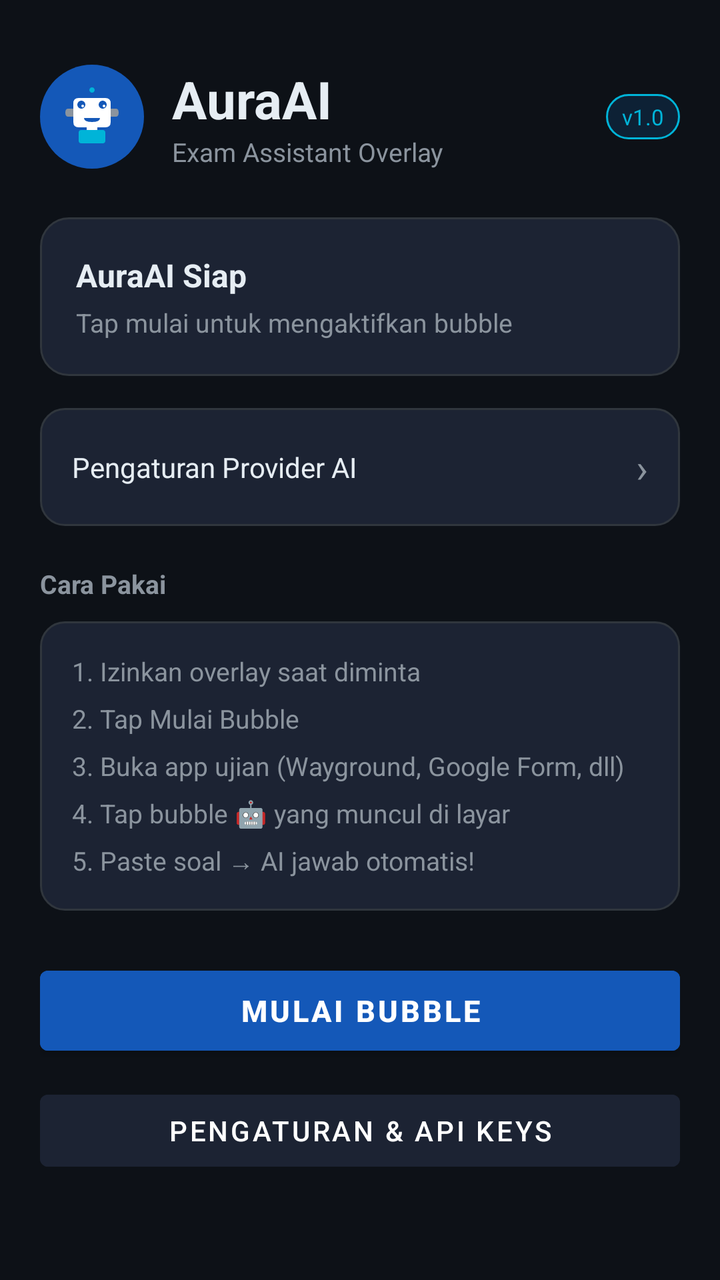
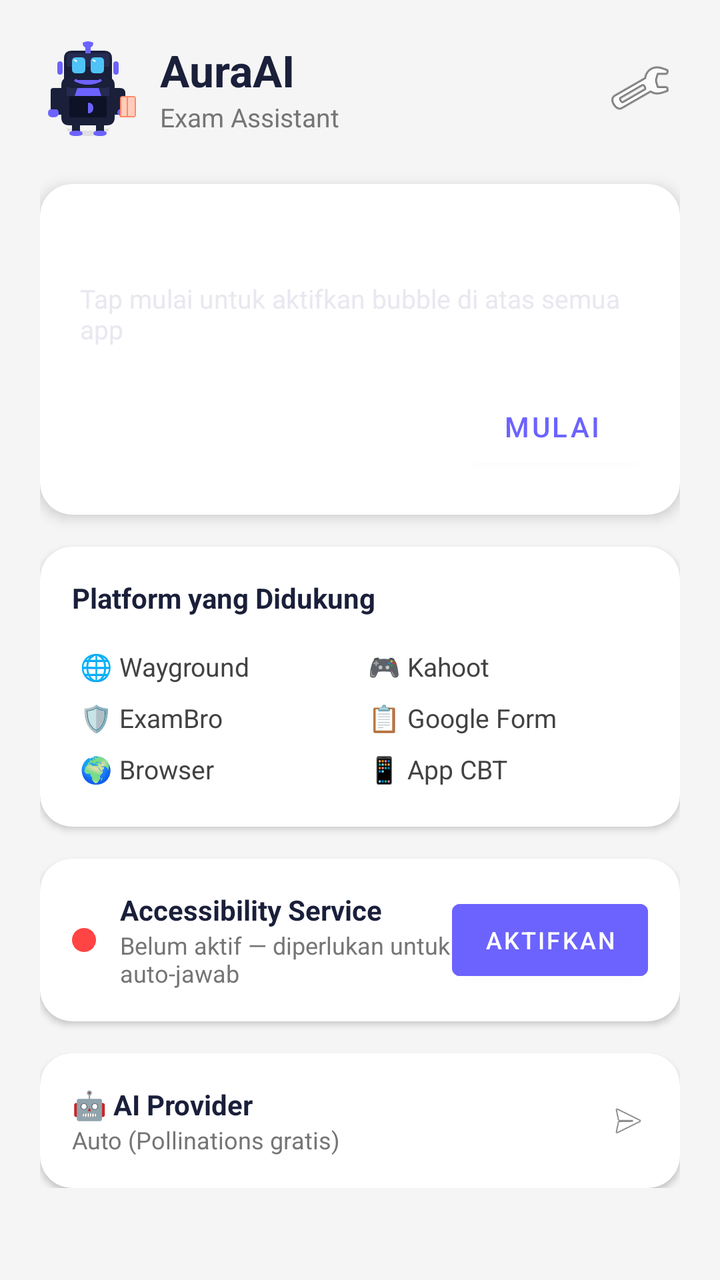

The first picture is an Android layout as it rendered before a commit; the second is the same layout after the commit. The layout source and the unified diff follow.
<!-- AndroidManifest.xml: application theme Theme.AuraAI -->
<!-- res/layout/activity_main.xml -->
<?xml version="1.0" encoding="utf-8"?>
<ScrollView xmlns:android="http://schemas.android.com/apk/res/android"
    xmlns:app="http://schemas.android.com/apk/res-auto"
    android:layout_width="match_parent"
    android:layout_height="match_parent"
    android:background="@color/bg"
    android:fillViewport="true">

    <LinearLayout
        android:layout_width="match_parent"
        android:layout_height="wrap_content"
        android:orientation="vertical"
        android:padding="20dp">

        
        <LinearLayout
            android:layout_width="match_parent"
            android:layout_height="wrap_content"
            android:orientation="horizontal"
            android:gravity="center_vertical"
            android:layout_marginBottom="24dp"
            android:layout_marginTop="12dp">

            <ImageView
                android:layout_width="52dp"
                android:layout_height="52dp"
                android:src="@drawable/ic_logo"
                android:background="@drawable/bg_logo"
                android:padding="10dp"
                android:layout_marginEnd="14dp"/>

            <LinearLayout
                android:layout_width="0dp"
                android:layout_height="wrap_content"
                android:layout_weight="1"
                android:orientation="vertical">

                <TextView
                    android:layout_width="wrap_content"
                    android:layout_height="wrap_content"
                    android:text="AuraAI"
                    android:textSize="26sp"
                    android:textStyle="bold"
                    android:textColor="@color/text_primary"/>

                <TextView
                    android:layout_width="wrap_content"
                    android:layout_height="wrap_content"
                    android:text="Exam Assistant Overlay"
                    android:textSize="13sp"
                    android:textColor="@color/text_secondary"/>
            </LinearLayout>

            <TextView
                android:layout_width="wrap_content"
                android:layout_height="wrap_content"
                android:text="v1.0"
                android:textSize="11sp"
                android:textColor="@color/accent_cyan"
                android:background="@drawable/bg_chip"
                android:paddingHorizontal="8dp"
                android:paddingVertical="4dp"/>
        </LinearLayout>

        
        <LinearLayout
            android:id="@+id/statusCard"
            android:layout_width="match_parent"
            android:layout_height="wrap_content"
            android:orientation="vertical"
            android:background="@drawable/bg_status_idle"
            android:padding="18dp"
            android:layout_marginBottom="16dp">

            <TextView
                android:id="@+id/tvStatus"
                android:layout_width="wrap_content"
                android:layout_height="wrap_content"
                android:text="AuraAI Siap"
                android:textSize="16sp"
                android:textStyle="bold"
                android:textColor="@color/text_primary"/>

            <TextView
                android:id="@+id/tvStatusDesc"
                android:layout_width="wrap_content"
                android:layout_height="wrap_content"
                android:text="Tap mulai untuk mengaktifkan bubble"
                android:textSize="13sp"
                android:textColor="@color/text_secondary"
                android:layout_marginTop="4dp"/>
        </LinearLayout>

        
        <LinearLayout
            android:id="@+id/cardProvider"
            android:layout_width="match_parent"
            android:layout_height="wrap_content"
            android:orientation="horizontal"
            android:gravity="center_vertical"
            android:background="@drawable/bg_card"
            android:padding="16dp"
            android:layout_marginBottom="20dp"
            android:clickable="true"
            android:focusable="true">

            <TextView
                android:layout_width="0dp"
                android:layout_height="wrap_content"
                android:layout_weight="1"
                android:text="Pengaturan Provider AI"
                android:textSize="14sp"
                android:textColor="@color/text_primary"/>

            <TextView
                android:layout_width="wrap_content"
                android:layout_height="wrap_content"
                android:text="›"
                android:textSize="20sp"
                android:textColor="@color/text_secondary"/>
        </LinearLayout>

        
        <TextView
            android:layout_width="wrap_content"
            android:layout_height="wrap_content"
            android:text="Cara Pakai"
            android:textSize="13sp"
            android:textStyle="bold"
            android:textColor="@color/text_secondary"
            android:layout_marginBottom="10dp"/>

        <LinearLayout
            android:layout_width="match_parent"
            android:layout_height="wrap_content"
            android:orientation="vertical"
            android:background="@drawable/bg_card"
            android:padding="16dp"
            android:layout_marginBottom="24dp">

            <TextView android:layout_width="wrap_content" android:layout_height="wrap_content"
                android:text="1. Izinkan overlay saat diminta"
                android:textColor="@color/text_secondary" android:textSize="13sp" android:layout_marginBottom="6dp"/>
            <TextView android:layout_width="wrap_content" android:layout_height="wrap_content"
                android:text="2. Tap Mulai Bubble"
                android:textColor="@color/text_secondary" android:textSize="13sp" android:layout_marginBottom="6dp"/>
            <TextView android:layout_width="wrap_content" android:layout_height="wrap_content"
                android:text="3. Buka app ujian (Wayground, Google Form, dll)"
                android:textColor="@color/text_secondary" android:textSize="13sp" android:layout_marginBottom="6dp"/>
            <TextView android:layout_width="wrap_content" android:layout_height="wrap_content"
                android:text="4. Tap bubble 🤖 yang muncul di layar"
                android:textColor="@color/text_secondary" android:textSize="13sp" android:layout_marginBottom="6dp"/>
            <TextView android:layout_width="wrap_content" android:layout_height="wrap_content"
                android:text="5. Paste soal → AI jawab otomatis!"
                android:textColor="@color/text_secondary" android:textSize="13sp"/>
        </LinearLayout>

        
        <Button
            android:id="@+id/btnStart"
            android:layout_width="match_parent"
            android:layout_height="52dp"
            android:text="Mulai Bubble"
            android:textSize="15sp"
            android:textStyle="bold"
            android:backgroundTint="@color/accent_blue"
            android:layout_marginBottom="10dp"/>

        <Button
            android:id="@+id/btnStop"
            android:layout_width="match_parent"
            android:layout_height="52dp"
            android:text="Stop Bubble"
            android:textSize="15sp"
            android:backgroundTint="@color/accent_red"
            android:visibility="gone"
            android:layout_marginBottom="10dp"/>

        <Button
            android:id="@+id/btnSettings"
            android:layout_width="match_parent"
            android:layout_height="48dp"
            android:text="Pengaturan &amp; API Keys"
            android:textSize="14sp"
            android:backgroundTint="@color/surface2"/>

    </LinearLayout>
</ScrollView>
<!-- resources referenced by this layout -->
<resources>
  <color name="accent_blue">#1458B8</color>
  <color name="accent_cyan">#00B4D8</color>
  <color name="accent_red">#E94560</color>
  <color name="bg">#0D1117</color>
  <color name="surface2">#1C2333</color>
  <color name="text_primary">#E6EDF3</color>
  <color name="text_secondary">#8B949E</color>
  <!-- drawable bg_card (drawable) -->
  <?xml version="1.0" encoding="utf-8"?>
  <shape xmlns:android="http://schemas.android.com/apk/res/android">
      <solid android:color="#1C2333"/>
      <corners android:radius="12dp"/>
      <stroke android:width="1dp" android:color="#30363D"/>
  </shape>
  <!-- drawable bg_chip (drawable) -->
  <?xml version="1.0" encoding="utf-8"?>
  <shape xmlns:android="http://schemas.android.com/apk/res/android">
      <solid android:color="#0D2135"/>
      <corners android:radius="20dp"/>
      <stroke android:width="1dp" android:color="#00B4D8"/>
  </shape>
  <!-- drawable bg_logo (drawable) -->
  <?xml version="1.0" encoding="utf-8"?>
  <shape xmlns:android="http://schemas.android.com/apk/res/android" android:shape="oval">
      <solid android:color="#1458B8"/>
  </shape>
  <!-- drawable bg_status_idle (drawable) -->
  <?xml version="1.0" encoding="utf-8"?>
  <shape xmlns:android="http://schemas.android.com/apk/res/android">
      <solid android:color="#1C2333"/>
      <corners android:radius="14dp"/>
      <stroke android:width="1dp" android:color="#30363D"/>
  </shape>
  <!-- drawable ic_logo (drawable) -->
  <?xml version="1.0" encoding="utf-8"?>
  <vector xmlns:android="http://schemas.android.com/apk/res/android"
      android:width="48dp"
      android:height="48dp"
      android:viewportWidth="48"
      android:viewportHeight="48">
      
      <path android:fillColor="#FFFFFF"
          android:pathData="M10,14 Q10,10 14,10 L34,10 Q38,10 38,14 L38,28 Q38,32 34,32 L14,32 Q10,32 10,28 Z"/>
      
      <path android:fillColor="#1458B8"
          android:pathData="M16,18 A3,3 0 1,1 16.01,18 Z"/>
      <path android:fillColor="#1458B8"
          android:pathData="M32,18 A3,3 0 1,1 32.01,18 Z"/>
      
      <path android:fillColor="#FFFFFF"
          android:pathData="M17,17 A1,1 0 1,1 17.01,17 Z"/>
      <path android:fillColor="#FFFFFF"
          android:pathData="M33,17 A1,1 0 1,1 33.01,17 Z"/>
      
      <path android:fillColor="#1458B8"
          android:pathData="M18,25 L30,25 Q30,28 24,28 Q18,28 18,25 Z"/>
      
      <path android:fillColor="#00B4D8" android:strokeWidth="2"
          android:pathData="M24,10 L24,6"/>
      <path android:fillColor="#00B4D8"
          android:pathData="M24,6 A2,2 0 1,1 24.01,6 Z"/>
      
      <path android:fillColor="#FFFFFF"
          android:pathData="M20,32 L20,36 L28,36 L28,32 Z"/>
      
      <path android:fillColor="#00B4D8"
          android:pathData="M14,36 Q14,34 16,34 L32,34 Q34,34 34,36 L34,42 Q34,44 32,44 L16,44 Q14,44 14,42 Z"/>
      
      <path android:fillColor="#8B949E"
          android:pathData="M6,18 L10,18 L10,24 L6,24 Q4,24 4,21 Q4,18 6,18 Z"/>
      
      <path android:fillColor="#8B949E"
          android:pathData="M42,18 L38,18 L38,24 L42,24 Q44,24 44,21 Q44,18 42,18 Z"/>
  </vector>
  <style name="Theme.AuraAI" parent="Theme.MaterialComponents.DayNight.DarkActionBar">
          <item name="colorPrimary">@color/accent_blue</item>
          <item name="colorPrimaryVariant">@color/surface2</item>
          <item name="colorOnPrimary">@color/white</item>
          <item name="colorSecondary">@color/accent_cyan</item>
          <item name="colorSurface">@color/surface</item>
          <item name="android:colorBackground">@color/bg</item>
          <item name="android:windowBackground">@color/bg</item>
          <item name="android:statusBarColor">@color/surface</item>
          <item name="android:navigationBarColor">@color/bg</item>
      </style>
  <color name="white">#FFFFFF</color>
  <color name="surface">#161B22</color>
</resources>

<!-- the commit's change to res/layout/activity_main.xml (unified diff, before → after) -->
@@ -1,10 +1,8 @@
 <?xml version="1.0" encoding="utf-8"?>
 <ScrollView xmlns:android="http://schemas.android.com/apk/res/android"
-    xmlns:app="http://schemas.android.com/apk/res-auto"
     android:layout_width="match_parent"
     android:layout_height="match_parent"
-    android:background="@color/bg"
-    android:fillViewport="true">
+    android:background="#F5F5F5">
 
     <LinearLayout
         android:layout_width="match_parent"
@@ -18,16 +16,13 @@
             android:layout_height="wrap_content"
             android:orientation="horizontal"
             android:gravity="center_vertical"
-            android:layout_marginBottom="24dp"
-            android:layout_marginTop="12dp">
+            android:layout_marginBottom="24dp">
 
             <ImageView
-                android:layout_width="52dp"
-                android:layout_height="52dp"
-                android:src="@drawable/ic_logo"
-                android:background="@drawable/bg_logo"
-                android:padding="10dp"
-                android:layout_marginEnd="14dp"/>
+                android:layout_width="48dp"
+                android:layout_height="48dp"
+                android:src="@drawable/ic_robot_mascot"
+                android:layout_marginEnd="12dp"/>
 
             <LinearLayout
                 android:layout_width="0dp"
@@ -39,150 +34,244 @@
                     android:layout_width="wrap_content"
                     android:layout_height="wrap_content"
                     android:text="AuraAI"
-                    android:textSize="26sp"
+                    android:textSize="22sp"
                     android:textStyle="bold"
-                    android:textColor="@color/text_primary"/>
-
-                <TextView
-                    android:layout_width="wrap_content"
-                    android:layout_height="wrap_content"
-                    android:text="Exam Assistant Overlay"
+                    android:textColor="#1A1F3A"/>
+
+                <TextView
+                    android:layout_width="wrap_content"
+                    android:layout_height="wrap_content"
+                    android:text="Exam Assistant"
                     android:textSize="13sp"
-                    android:textColor="@color/text_secondary"/>
-            </LinearLayout>
-
-            <TextView
-                android:layout_width="wrap_content"
-                android:layout_height="wrap_content"
-                android:text="v1.0"
-                android:textSize="11sp"
-                android:textColor="@color/accent_cyan"
-                android:background="@drawable/bg_chip"
-                android:paddingHorizontal="8dp"
-                android:paddingVertical="4dp"/>
+                    android:textColor="#757575"/>
+            </LinearLayout>
+
+            <ImageButton
+                android:id="@+id/btnSettings"
+                android:layout_width="40dp"
+                android:layout_height="40dp"
+                android:src="@android:drawable/ic_menu_preferences"
+                android:background="?attr/selectableItemBackgroundBorderless"
+                android:contentDescription="Settings"/>
         </LinearLayout>
 
         
-        <LinearLayout
+        <androidx.cardview.widget.CardView
             android:id="@+id/statusCard"
             android:layout_width="match_parent"
             android:layout_height="wrap_content"
-            android:orientation="vertical"
-            android:background="@drawable/bg_status_idle"
-            android:padding="18dp"
-            android:layout_marginBottom="16dp">
-
-            <TextView
-                android:id="@+id/tvStatus"
-                android:layout_width="wrap_content"
-                android:layout_height="wrap_content"
-                android:text="AuraAI Siap"
-                android:textSize="16sp"
-                android:textStyle="bold"
-                android:textColor="@color/text_primary"/>
-
-            <TextView
-                android:id="@+id/tvStatusDesc"
-                android:layout_width="wrap_content"
-                android:layout_height="wrap_content"
-                android:text="Tap mulai untuk mengaktifkan bubble"
-                android:textSize="13sp"
-                android:textColor="@color/text_secondary"
-                android:layout_marginTop="4dp"/>
-        </LinearLayout>
-
-        
-        <LinearLayout
+            android:layout_marginBottom="16dp"
+            app:cardCornerRadius="16dp"
+            app:cardElevation="4dp"
+            xmlns:app="http://schemas.android.com/apk/res-auto">
+
+            <LinearLayout
+                android:layout_width="match_parent"
+                android:layout_height="wrap_content"
+                android:orientation="vertical"
+                android:padding="20dp">
+
+                <TextView
+                    android:id="@+id/tvStatus"
+                    android:layout_width="wrap_content"
+                    android:layout_height="wrap_content"
+                    android:text="AuraAI Siap"
+                    android:textSize="18sp"
+                    android:textStyle="bold"
+                    android:textColor="#FFFFFF"
+                    android:layout_marginBottom="4dp"/>
+
+                <TextView
+                    android:id="@+id/tvStatusDesc"
+                    android:layout_width="wrap_content"
+                    android:layout_height="wrap_content"
+                    android:text="Tap mulai untuk aktifkan bubble di atas semua app"
+                    android:textSize="13sp"
+                    android:textColor="#E8E8F0"/>
+
+                <LinearLayout
+                    android:layout_width="match_parent"
+                    android:layout_height="wrap_content"
+                    android:orientation="horizontal"
+                    android:layout_marginTop="16dp"
+                    android:gravity="end">
+
+                    <Button
+                        android:id="@+id/btnStop"
+                        android:layout_width="wrap_content"
+                        android:layout_height="wrap_content"
+                        android:text="Stop"
+                        android:textColor="#FF4444"
+                        android:backgroundTint="#FFFFFF"
+                        android:visibility="gone"
+                        android:layout_marginEnd="8dp"/>
+
+                    <Button
+                        android:id="@+id/btnStart"
+                        android:layout_width="wrap_content"
+                        android:layout_height="wrap_content"
+                        android:text="Mulai"
+                        android:textColor="#6C63FF"
+                        android:backgroundTint="#FFFFFF"/>
+                </LinearLayout>
+            </LinearLayout>
+        </androidx.cardview.widget.CardView>
+
+        
+        <androidx.cardview.widget.CardView
+            android:layout_width="match_parent"
+            android:layout_height="wrap_content"
+            android:layout_marginBottom="16dp"
+            app:cardCornerRadius="16dp"
+            app:cardElevation="2dp"
+            xmlns:app="http://schemas.android.com/apk/res-auto">
+
+            <LinearLayout
+                android:layout_width="match_parent"
+                android:layout_height="wrap_content"
+                android:orientation="vertical"
+                android:padding="16dp">
+
+                <TextView
+                    android:layout_width="wrap_content"
+                    android:layout_height="wrap_content"
+                    android:text="Platform yang Didukung"
+                    android:textSize="14sp"
+                    android:textStyle="bold"
+                    android:textColor="#1A1F3A"
+                    android:layout_marginBottom="12dp"/>
+
+                <GridLayout
+                    android:layout_width="match_parent"
+                    android:layout_height="wrap_content"
+                    android:columnCount="2"
+                    android:rowCount="3">
+
+                    <TextView android:layout_width="0dp" android:layout_columnWeight="1"
+                        android:text="🌐 Wayground" android:textSize="13sp"
+                        android:textColor="#424242" android:padding="4dp"/>
+                    <TextView android:layout_width="0dp" android:layout_columnWeight="1"
+                        android:text="🎮 Kahoot" android:textSize="13sp"
+                        android:textColor="#424242" android:padding="4dp"/>
+                    <TextView android:layout_width="0dp" android:layout_columnWeight="1"
+                        android:text="🛡️ ExamBro" android:textSize="13sp"
+                        android:textColor="#424242" android:padding="4dp"/>
+                    <TextView android:layout_width="0dp" android:layout_columnWeight="1"
+                        android:text="📋 Google Form" android:textSize="13sp"
+                        android:textColor="#424242" android:padding="4dp"/>
+                    <TextView android:layout_width="0dp" android:layout_columnWeight="1"
+                        android:text="🌍 Browser" android:textSize="13sp"
+                        android:textColor="#424242" android:padding="4dp"/>
+                    <TextView android:layout_width="0dp" android:layout_columnWeight="1"
+                        android:text="📱 App CBT" android:textSize="13sp"
+                        android:textColor="#424242" android:padding="4dp"/>
+                </GridLayout>
+            </LinearLayout>
+        </androidx.cardview.widget.CardView>
+
+        
+        <androidx.cardview.widget.CardView
+            android:id="@+id/cardAccessibility"
+            android:layout_width="match_parent"
+            android:layout_height="wrap_content"
+            android:layout_marginBottom="16dp"
+            app:cardCornerRadius="16dp"
+            app:cardElevation="2dp"
+            xmlns:app="http://schemas.android.com/apk/res-auto">
+
+            <LinearLayout
+                android:layout_width="match_parent"
+                android:layout_height="wrap_content"
+                android:orientation="horizontal"
+                android:padding="16dp"
+                android:gravity="center_vertical">
+
+                <TextView
+                    android:id="@+id/tvAccessibilityDot"
+                    android:layout_width="12dp"
+                    android:layout_height="12dp"
+                    android:background="@drawable/bg_dot_red"
+                    android:layout_marginEnd="12dp"/>
+
+                <LinearLayout
+                    android:layout_width="0dp"
+                    android:layout_height="wrap_content"
+                    android:layout_weight="1"
+                    android:orientation="vertical">
+
+                    <TextView
+                        android:layout_width="wrap_content"
+                        android:layout_height="wrap_content"
+                        android:text="Accessibility Service"
+                        android:textSize="14sp"
+                        android:textStyle="bold"
+                        android:textColor="#1A1F3A"/>
+
+                    <TextView
+                        android:id="@+id/tvAccessibilityStatus"
+                        android:layout_width="wrap_content"
+                        android:layout_height="wrap_content"
+                        android:text="Belum aktif — diperlukan untuk auto-jawab"
+                        android:textSize="12sp"
+                        android:textColor="#757575"/>
+                </LinearLayout>
+
+                <Button
+                    android:id="@+id/btnActivateAccessibility"
+                    android:layout_width="wrap_content"
+                    android:layout_height="wrap_content"
+                    android:text="Aktifkan"
+                    android:textSize="12sp"
+                    android:backgroundTint="#6C63FF"/>
+            </LinearLayout>
+        </androidx.cardview.widget.CardView>
+
+        
+        <androidx.cardview.widget.CardView
             android:id="@+id/cardProvider"
             android:layout_width="match_parent"
             android:layout_height="wrap_content"
-            android:orientation="horizontal"
-            android:gravity="center_vertical"
-            android:background="@drawable/bg_card"
-            android:padding="16dp"
-            android:layout_marginBottom="20dp"
-            android:clickable="true"
-            android:focusable="true">
-
-            <TextView
-                android:layout_width="0dp"
-                android:layout_height="wrap_content"
-                android:layout_weight="1"
-                android:text="Pengaturan Provider AI"
-                android:textSize="14sp"
-                android:textColor="@color/text_primary"/>
-
-            <TextView
-                android:layout_width="wrap_content"
-                android:layout_height="wrap_content"
-                android:text="›"
-                android:textSize="20sp"
-                android:textColor="@color/text_secondary"/>
-        </LinearLayout>
-
-        
-        <TextView
-            android:layout_width="wrap_content"
-            android:layout_height="wrap_content"
-            android:text="Cara Pakai"
-            android:textSize="13sp"
-            android:textStyle="bold"
-            android:textColor="@color/text_secondary"
-            android:layout_marginBottom="10dp"/>
-
-        <LinearLayout
-            android:layout_width="match_parent"
-            android:layout_height="wrap_content"
-            android:orientation="vertical"
-            android:background="@drawable/bg_card"
-            android:padding="16dp"
-            android:layout_marginBottom="24dp">
-
-            <TextView android:layout_width="wrap_content" android:layout_height="wrap_content"
-                android:text="1. Izinkan overlay saat diminta"
-                android:textColor="@color/text_secondary" android:textSize="13sp" android:layout_marginBottom="6dp"/>
-            <TextView android:layout_width="wrap_content" android:layout_height="wrap_content"
-                android:text="2. Tap Mulai Bubble"
-                android:textColor="@color/text_secondary" android:textSize="13sp" android:layout_marginBottom="6dp"/>
-            <TextView android:layout_width="wrap_content" android:layout_height="wrap_content"
-                android:text="3. Buka app ujian (Wayground, Google Form, dll)"
-                android:textColor="@color/text_secondary" android:textSize="13sp" android:layout_marginBottom="6dp"/>
-            <TextView android:layout_width="wrap_content" android:layout_height="wrap_content"
-                android:text="4. Tap bubble 🤖 yang muncul di layar"
-                android:textColor="@color/text_secondary" android:textSize="13sp" android:layout_marginBottom="6dp"/>
-            <TextView android:layout_width="wrap_content" android:layout_height="wrap_content"
-                android:text="5. Paste soal → AI jawab otomatis!"
-                android:textColor="@color/text_secondary" android:textSize="13sp"/>
-        </LinearLayout>
-
-        
-        <Button
-            android:id="@+id/btnStart"
-            android:layout_width="match_parent"
-            android:layout_height="52dp"
-            android:text="Mulai Bubble"
-            android:textSize="15sp"
-            android:textStyle="bold"
-            android:backgroundTint="@color/accent_blue"
-            android:layout_marginBottom="10dp"/>
-
-        <Button
-            android:id="@+id/btnStop"
-            android:layout_width="match_parent"
-            android:layout_height="52dp"
-            android:text="Stop Bubble"
-            android:textSize="15sp"
-            android:backgroundTint="@color/accent_red"
-            android:visibility="gone"
-            android:layout_marginBottom="10dp"/>
-
-        <Button
-            android:id="@+id/btnSettings"
-            android:layout_width="match_parent"
-            android:layout_height="48dp"
-            android:text="Pengaturan &amp; API Keys"
-            android:textSize="14sp"
-            android:backgroundTint="@color/surface2"/>
+            app:cardCornerRadius="16dp"
+            app:cardElevation="2dp"
+            xmlns:app="http://schemas.android.com/apk/res-auto">
+
+            <LinearLayout
+                android:layout_width="match_parent"
+                android:layout_height="wrap_content"
+                android:orientation="horizontal"
+                android:padding="16dp"
+                android:gravity="center_vertical">
+
+                <LinearLayout
+                    android:layout_width="0dp"
+                    android:layout_height="wrap_content"
+                    android:layout_weight="1"
+                    android:orientation="vertical">
+
+                    <TextView
+                        android:layout_width="wrap_content"
+                        android:layout_height="wrap_content"
+                        android:text="🤖 AI Provider"
+                        android:textSize="14sp"
+                        android:textStyle="bold"
+                        android:textColor="#1A1F3A"/>
+
+                    <TextView
+                        android:id="@+id/tvProviderName"
+                        android:layout_width="wrap_content"
+                        android:layout_height="wrap_content"
+                        android:text="Auto (Pollinations gratis)"
+                        android:textSize="12sp"
+                        android:textColor="#757575"/>
+                </LinearLayout>
+
+                <ImageView
+                    android:layout_width="20dp"
+                    android:layout_height="20dp"
+                    android:src="@android:drawable/ic_menu_send"
+                    android:contentDescription="Arrow"/>
+            </LinearLayout>
+        </androidx.cardview.widget.CardView>
 
     </LinearLayout>
 </ScrollView>
<!-- resource entries referenced after the edit -->
@@ -1,91 +1,18 @@
 <!-- resources referenced by this layout -->
 <resources>
-  <color name="accent_blue">#1458B8</color>
-  <color name="accent_cyan">#00B4D8</color>
-  <color name="accent_red">#E94560</color>
-  <color name="bg">#0D1117</color>
-  <color name="surface2">#1C2333</color>
-  <color name="text_primary">#E6EDF3</color>
-  <color name="text_secondary">#8B949E</color>
-  <!-- drawable bg_card (drawable) -->
-  <?xml version="1.0" encoding="utf-8"?>
-  <shape xmlns:android="http://schemas.android.com/apk/res/android">
-      <solid android:color="#1C2333"/>
-      <corners android:radius="12dp"/>
-      <stroke android:width="1dp" android:color="#30363D"/>
-  </shape>
-  <!-- drawable bg_chip (drawable) -->
-  <?xml version="1.0" encoding="utf-8"?>
-  <shape xmlns:android="http://schemas.android.com/apk/res/android">
-      <solid android:color="#0D2135"/>
-      <corners android:radius="20dp"/>
-      <stroke android:width="1dp" android:color="#00B4D8"/>
-  </shape>
-  <!-- drawable bg_logo (drawable) -->
+  <!-- drawable bg_dot_red (drawable) -->
   <?xml version="1.0" encoding="utf-8"?>
   <shape xmlns:android="http://schemas.android.com/apk/res/android" android:shape="oval">
-      <solid android:color="#1458B8"/>
+      <solid android:color="#FF4444"/>
   </shape>
-  <!-- drawable bg_status_idle (drawable) -->
-  <?xml version="1.0" encoding="utf-8"?>
-  <shape xmlns:android="http://schemas.android.com/apk/res/android">
-      <solid android:color="#1C2333"/>
-      <corners android:radius="14dp"/>
-      <stroke android:width="1dp" android:color="#30363D"/>
-  </shape>
-  <!-- drawable ic_logo (drawable) -->
-  <?xml version="1.0" encoding="utf-8"?>
-  <vector xmlns:android="http://schemas.android.com/apk/res/android"
-      android:width="48dp"
-      android:height="48dp"
-      android:viewportWidth="48"
-      android:viewportHeight="48">
-      
-      <path android:fillColor="#FFFFFF"
-          android:pathData="M10,14 Q10,10 14,10 L34,10 Q38,10 38,14 L38,28 Q38,32 34,32 L14,32 Q10,32 10,28 Z"/>
-      
-      <path android:fillColor="#1458B8"
-          android:pathData="M16,18 A3,3 0 1,1 16.01,18 Z"/>
-      <path android:fillColor="#1458B8"
-          android:pathData="M32,18 A3,3 0 1,1 32.01,18 Z"/>
-      
-      <path android:fillColor="#FFFFFF"
-          android:pathData="M17,17 A1,1 0 1,1 17.01,17 Z"/>
-      <path android:fillColor="#FFFFFF"
-          android:pathData="M33,17 A1,1 0 1,1 33.01,17 Z"/>
-      
-      <path android:fillColor="#1458B8"
-          android:pathData="M18,25 L30,25 Q30,28 24,28 Q18,28 18,25 Z"/>
-      
-      <path android:fillColor="#00B4D8" android:strokeWidth="2"
-          android:pathData="M24,10 L24,6"/>
-      <path android:fillColor="#00B4D8"
-          android:pathData="M24,6 A2,2 0 1,1 24.01,6 Z"/>
-      
-      <path android:fillColor="#FFFFFF"
-          android:pathData="M20,32 L20,36 L28,36 L28,32 Z"/>
-      
-      <path android:fillColor="#00B4D8"
-          android:pathData="M14,36 Q14,34 16,34 L32,34 Q34,34 34,36 L34,42 Q34,44 32,44 L16,44 Q14,44 14,42 Z"/>
-      
-      <path android:fillColor="#8B949E"
-          android:pathData="M6,18 L10,18 L10,24 L6,24 Q4,24 4,21 Q4,18 6,18 Z"/>
-      
-      <path android:fillColor="#8B949E"
-          android:pathData="M42,18 L38,18 L38,24 L42,24 Q44,24 44,21 Q44,18 42,18 Z"/>
-  </vector>
+  <!-- drawable ic_robot_mascot: vector/xml drawable (drawable, 3846 chars, omitted) -->
   <style name="Theme.AuraAI" parent="Theme.MaterialComponents.DayNight.DarkActionBar">
-          <item name="colorPrimary">@color/accent_blue</item>
-          <item name="colorPrimaryVariant">@color/surface2</item>
-          <item name="colorOnPrimary">@color/white</item>
-          <item name="colorSecondary">@color/accent_cyan</item>
-          <item name="colorSurface">@color/surface</item>
-          <item name="android:colorBackground">@color/bg</item>
-          <item name="android:windowBackground">@color/bg</item>
-          <item name="android:statusBarColor">@color/surface</item>
-          <item name="android:navigationBarColor">@color/bg</item>
+          <item name="colorPrimary">#6C63FF</item>
+          <item name="colorPrimaryVariant">#5B52D0</item>
+          <item name="colorOnPrimary">#FFFFFF</item>
+          <item name="colorSecondary">#FF6B9D</item>
+          <item name="android:windowBackground">#F5F5F5</item>
+          <item name="android:statusBarColor">#6C63FF</item>
       </style>
-  <color name="white">#FFFFFF</color>
-  <color name="surface">#161B22</color>
 </resources>
 
